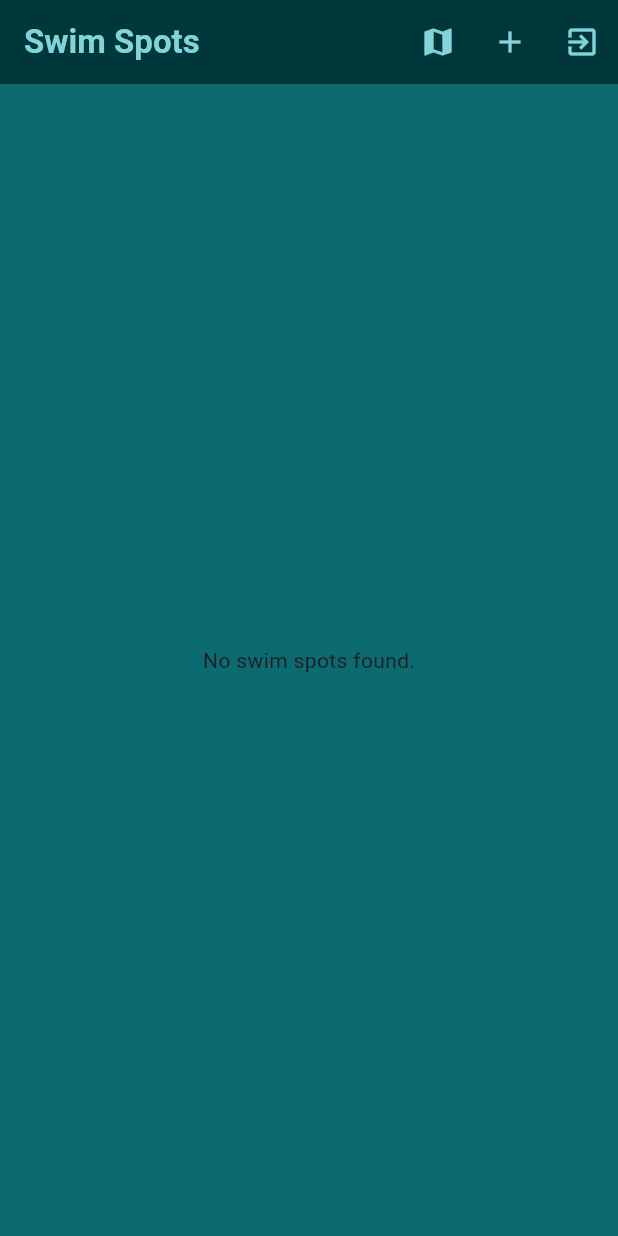
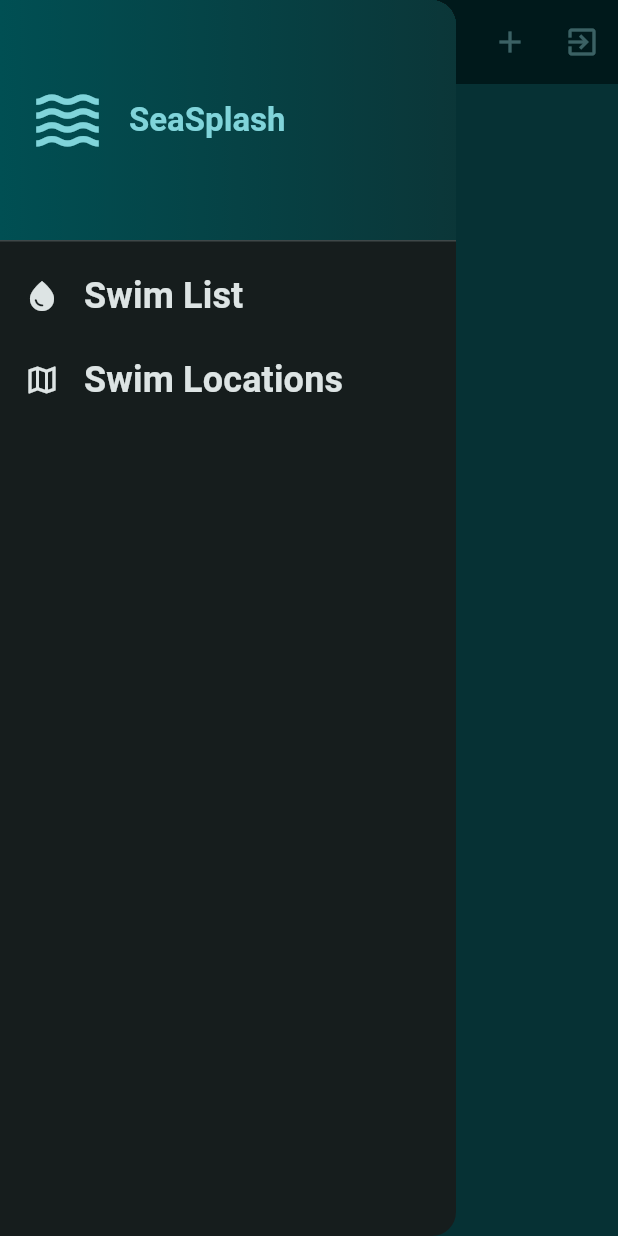
Before and after one commit to jmcied/SeaSplash, a Flutter app: the screen it shows once a user with an empty profile is signed in, with the side drawer open (before the commit the screen has no drawer), on a phone screen of 412 x 824 dp. Run offline on Flutter 3.47's test engine with Material 3 defaults, Android fonts, the phone set to English and light mode, and no system bars; our stand-ins replace cloud_firestore, firebase_auth, firebase_core, firebase_storage, flutter_riverpod, google_fonts and 4 more; missing offline and left inert: flutter_config; accounts and stored records are empty.

Commit message:
added side drawer

```diff
--- a/lib/screens/places.dart
+++ b/lib/screens/places.dart
@@ -9,6 +9,7 @@ import 'package:sea_splash/models/place.dart';
 import 'package:sea_splash/providers/user_places.dart';
 import 'package:sea_splash/screens/add_place.dart';
 import 'package:sea_splash/screens/map_overview.dart';
+import 'package:sea_splash/widgets/main_drawer.dart';
 import 'package:sea_splash/widgets/places_list.dart';
 
 class PlacesScreen extends ConsumerStatefulWidget {
@@ -79,6 +80,7 @@ class _PlacesScreenState extends ConsumerState<PlacesScreen> {
           )
         ],
       ),
+      drawer: const MainDrawer(),
       body: Padding(
         padding: const EdgeInsets.all(8.0),
         child: StreamBuilder(
--- /dev/null
+++ b/lib/widgets/main_drawer.dart
@@ -0,0 +1,110 @@
+import 'package:firebase_auth/firebase_auth.dart';
+import 'package:flutter/material.dart';
+import 'package:sea_splash/screens/auth.dart';
+import 'package:sea_splash/screens/map.dart';
+import 'package:sea_splash/screens/map_overview.dart';
+import 'package:sea_splash/screens/places.dart';
+
+class MainDrawer extends StatelessWidget {
+  const MainDrawer({super.key});
+
+  @override
+  Widget build(BuildContext context) {
+    return Drawer(
+      child: Column(
+        children: [
+          DrawerHeader(
+            padding: const EdgeInsets.all(20),
+            decoration: BoxDecoration(
+              gradient: LinearGradient(
+                colors: [
+                  Theme.of(context).colorScheme.primaryContainer,
+                  Theme.of(context)
+                      .colorScheme
+                      .primaryContainer
+                      .withOpacity(0.5)
+                ],
+              ),
+            ),
+            child: Row(
+              children: [
+                Icon(Icons.waves,
+                    size: 50, color: Theme.of(context).colorScheme.primary),
+                const SizedBox(
+                  width: 16,
+                ),
+                Text(
+                  "SeaSplash",
+                  style: Theme.of(context).textTheme.titleLarge!.copyWith(
+                        color: Theme.of(context).colorScheme.primary,
+                      ),
+                )
+              ],
+            ),
+          ),
+          ListTile(
+            leading: Icon(
+              Icons.water_drop,
+              color: Theme.of(context).colorScheme.onBackground,
+            ),
+            title: Text(
+              "Swim List",
+              style: Theme.of(context).textTheme.titleSmall!.copyWith(
+                    color: Theme.of(context).colorScheme.onBackground,
+                    fontSize: 24,
+                  ),
+            ),
+            onTap: () {
+              Navigator.of(context).push(
+                MaterialPageRoute(
+                  builder: (ctx) => const PlacesScreen(),
+                ),
+              );
+            },
+          ),
+          ListTile(
+            leading: Icon(
+              Icons.map_outlined,
+              color: Theme.of(context).colorScheme.onBackground,
+            ),
+            title: Text(
+              "Swim Locations",
+              style: Theme.of(context).textTheme.titleSmall!.copyWith(
+                    color: Theme.of(context).colorScheme.onBackground,
+                    fontSize: 24,
+                  ),
+            ),
+            onTap: () {
+              Navigator.of(context).push(
+                MaterialPageRoute(
+                  builder: (ctx) => const MapOverviewScreen(),
+                ),
+              );
+            },
+          ),
+          // ListTile(
+          //   leading: Icon(
+          //     Icons.exit_to_app,
+          //     color: Theme.of(context).colorScheme.onBackground,
+          //   ),
+          //   title: Text(
+          //     "Log out",
+          //     style: Theme.of(context).textTheme.titleSmall!.copyWith(
+          //           color: Theme.of(context).colorScheme.onBackground,
+          //           fontSize: 24,
+          //         ),
+          //   ),
+          //   onTap: () {
+          //     //FirebaseAuth.instance.signOut();
+          //     Navigator.of(context).push(
+          //       MaterialPageRoute(
+          //         builder: (ctx) => const AuthScreen(),
+          //       ),
+          //);
+          //},
+          //),
+        ],
+      ),
+    );
+  }
+}
--- a/lib/widgets/places_list.dart
+++ b/lib/widgets/places_list.dart
@@ -23,7 +23,10 @@ class PlacesList extends StatelessWidget {
 
     return ListView.builder(
         itemCount: places.length,
-      itemBuilder: (ctx, index) => ListTile(
+        itemBuilder: (ctx, index) => Dismissible(
+              key: ValueKey(places[index]),
+              //onDismissed: ,
+              child: ListTile(
                 leading: CircleAvatar(
                   radius: 26,
                   backgroundImage: FileImage(places[index].image),
@@ -48,6 +51,6 @@ class PlacesList extends StatelessWidget {
                   );
                 },
               ),
-    );
+            ));
   }
 }
```
Lines whose indentation alone changed are shown as unchanged.
